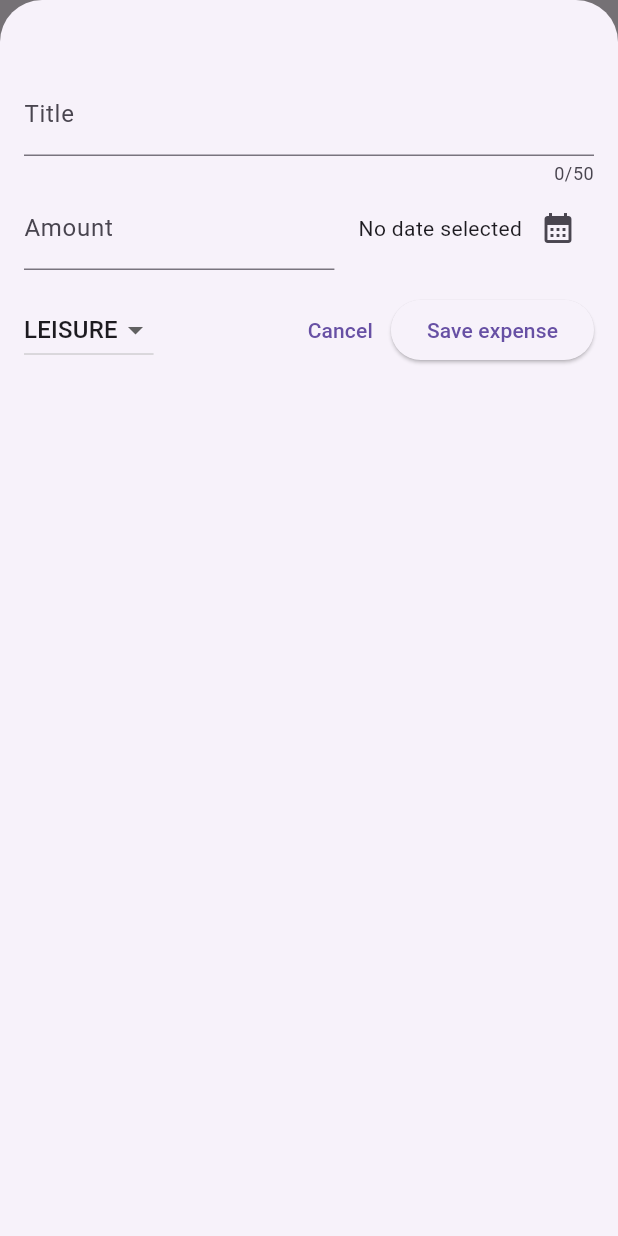
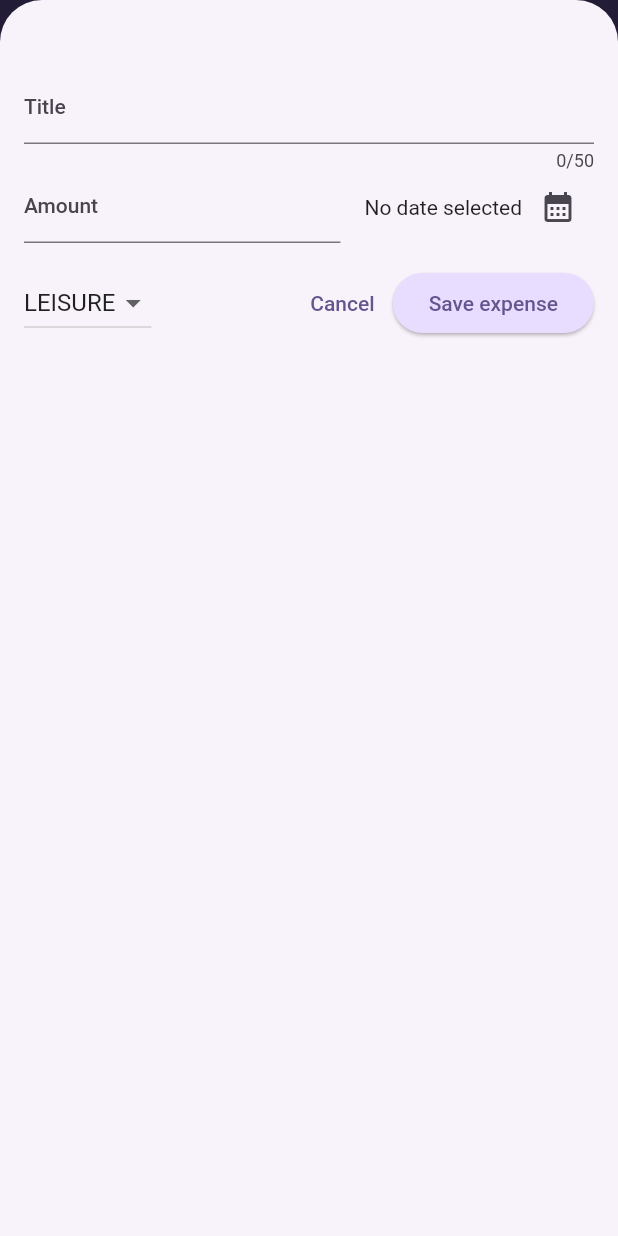
Before and after one commit to Mariovc/expense_tracker, a Flutter app: the screen it shows after launch, after a tap on the "add" icon, on a phone screen of 412 x 824 dp. Run offline on Flutter 3.47's test engine with Material 2 defaults, Android fonts, the phone set to English and light mode, and no system bars.

Commit message:
Apply theming and dark mode

```diff
--- a/lib/main.dart
+++ b/lib/main.dart
@@ -2,10 +2,57 @@ import 'package:flutter/material.dart';
 
 import 'package:expense_tracker/widgets/expenses.dart';
 
+var kColorScheme = ColorScheme.fromSeed(
+  seedColor: const Color.fromARGB(255, 96, 59, 181),
+);
+
+var kDarkColorScheme = ColorScheme.fromSeed(
+  brightness: Brightness.dark,
+  seedColor: const Color.fromARGB(255, 5, 99, 125),
+);
+
 void main() {
   runApp(
     MaterialApp(
-      theme: ThemeData(useMaterial3: true),
+      darkTheme: ThemeData.dark().copyWith(
+        useMaterial3: true,
+        colorScheme: kDarkColorScheme,
+        cardTheme: const CardTheme().copyWith(
+          color: kDarkColorScheme.secondaryContainer,
+          margin: const EdgeInsets.symmetric(horizontal: 16, vertical: 8),
+        ),
+        elevatedButtonTheme: ElevatedButtonThemeData(
+          style: ElevatedButton.styleFrom(
+            backgroundColor: kDarkColorScheme.primaryContainer,
+            foregroundColor: kDarkColorScheme.onPrimaryContainer,
+          ),
+        ),
+      ),
+      theme: ThemeData().copyWith(
+        useMaterial3: true,
+        colorScheme: kColorScheme,
+        appBarTheme: const AppBarTheme().copyWith(
+          backgroundColor: kColorScheme.onPrimaryContainer,
+          foregroundColor: kColorScheme.primaryContainer,
+        ),
+        cardTheme: const CardTheme().copyWith(
+          color: kColorScheme.secondaryContainer,
+          margin: const EdgeInsets.symmetric(horizontal: 16, vertical: 8),
+        ),
+        elevatedButtonTheme: ElevatedButtonThemeData(
+          style: ElevatedButton.styleFrom(
+            backgroundColor: kColorScheme.primaryContainer,
+          ),
+        ),
+        textTheme: ThemeData().textTheme.copyWith(
+              titleLarge: TextStyle(
+                fontWeight: FontWeight.bold,
+                color: kColorScheme.onSecondaryContainer,
+                fontSize: 16,
+              ),
+            ),
+      ),
+      // themeMode: ThemeMode.system, // default
       home: const Expenses(),
     ),
   );
--- a/lib/widgets/expenses_list/expense_item.dart
+++ b/lib/widgets/expenses_list/expense_item.dart
@@ -14,8 +14,12 @@ class ExpenseItem extends StatelessWidget {
           vertical: 16,
         ),
         child: Column(
+          crossAxisAlignment: CrossAxisAlignment.start,
           children: [
-            Text(expense.title),
+            Text(
+              expense.title,
+              style: Theme.of(context).textTheme.titleLarge,
+            ),
             const SizedBox(
               height: 4,
             ),
--- a/lib/widgets/expenses_list/expenses_list.dart
+++ b/lib/widgets/expenses_list/expenses_list.dart
@@ -18,6 +18,11 @@ class ExpensesList extends StatelessWidget {
       itemCount: expenses.length,
       itemBuilder: (context, index) => Dismissible(
           key: ValueKey(expenses[index]),
+          background: Container(
+            color: Theme.of(context).colorScheme.error.withOpacity(0.75),
+            margin: EdgeInsets.symmetric(
+                horizontal: Theme.of(context).cardTheme.margin!.horizontal),
+          ),
           onDismissed: (direction) {
             onRemoveExpense(expenses[index]);
           },
```
